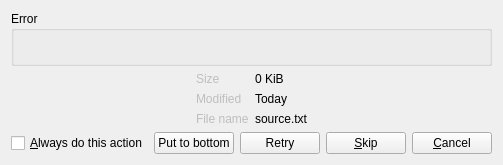
alphaonex86/Ultracopier, file plugins/CopyEngine/Ultracopier/fileErrorDialog.ui: the form before one commit.
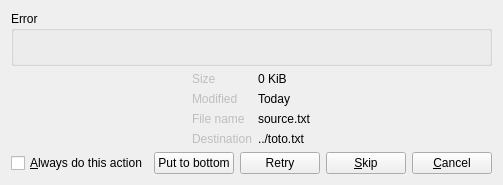
The form after the commit.

Commit message: Improve the symbolic link support

```diff
--- a/plugins/CopyEngine/Ultracopier/fileErrorDialog.ui
+++ b/plugins/CopyEngine/Ultracopier/fileErrorDialog.ui
@@ -98,6 +98,23 @@
          </property>
         </widget>
        </item>
+       <item row="3" column="0">
+        <widget class="QLabel" name="label_file_destination">
+         <property name="enabled">
+          <bool>false</bool>
+         </property>
+         <property name="text">
+          <string>Destination</string>
+         </property>
+        </widget>
+       </item>
+       <item row="3" column="1">
+        <widget class="QLabel" name="label_content_file_destination">
+         <property name="text">
+          <string notr="true">../toto.txt</string>
+         </property>
+        </widget>
+       </item>
       </layout>
      </item>
      <item>
```
The commit also changes 1 other file.
